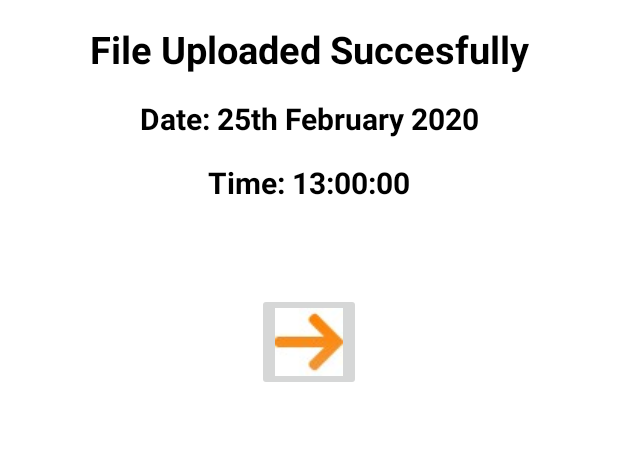
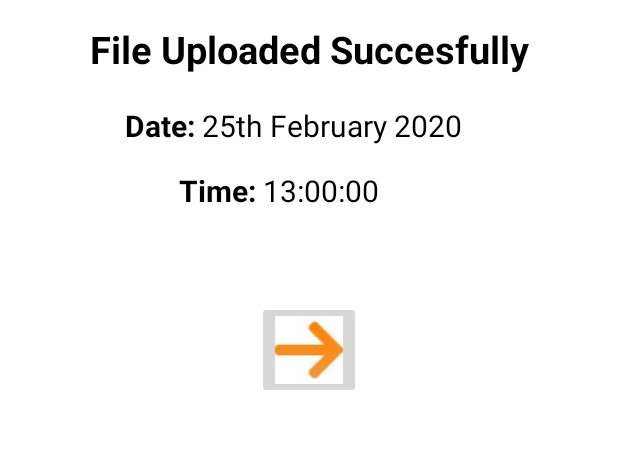
Before and after one commit to mihir-agarwal0211/Devsoc_Asbestos_new, an Android app: the screen it shows after launch (MainActivity), after a tap on "UPLOAD FILE", on a phone screen of 412 x 824 dp, the part 564-1013 px from its top. Run offline under Robolectric (Android 15) with nearby library versions, the phone set to English and light mode, and no system bars.

Commit message:
Error removed

```diff
--- a/app/src/main/java/com/example/devsoc_asbestos/MainActivity.java
+++ b/app/src/main/java/com/example/devsoc_asbestos/MainActivity.java
@@ -23,6 +23,8 @@ public class MainActivity extends AppCompatActivity {
         TextView txt1 = findViewById(R.id.textView1);
         TextView txt2 = findViewById(R.id.textView5);
         TextView txt3 = findViewById(R.id.textView6);
+        TextView txt4 = findViewById(R.id.textView8);
+        TextView txt5 = findViewById(R.id.textView9);
 
 
         upload.setOnClickListener(new View.OnClickListener() {
@@ -34,6 +36,8 @@ public class MainActivity extends AppCompatActivity {
                 txt1.setVisibility(View.VISIBLE);
                 txt2.setVisibility(View.VISIBLE);
                 txt3.setVisibility(View.VISIBLE);
+                txt4.setVisibility(View.VISIBLE);
+                txt5.setVisibility(View.VISIBLE);
                 upload.setVisibility(View.GONE);
                 next.setVisibility(View.VISIBLE);
             }
--- a/app/src/main/res/layout/activity_main.xml
+++ b/app/src/main/res/layout/activity_main.xml
@@ -26,6 +26,7 @@
         android:background="@drawable/button_background"
         android:text="Upload File"
         android:textColor="@color/white"
+        android:visibility="visible"
         app:layout_constraintEnd_toEndOf="parent"
         app:layout_constraintStart_toStartOf="parent"
         app:layout_constraintTop_toBottomOf="@+id/imageView" />
@@ -49,14 +50,14 @@
         android:id="@+id/textView5"
         android:layout_width="wrap_content"
         android:layout_height="wrap_content"
-        android:layout_marginTop="15dp"
-        android:text="Date: 25th February 2020"
+        android:layout_marginTop="20dp"
+        android:text="Date:"
         android:textColor="@color/black"
         android:textSize="20sp"
         android:textStyle="bold"
         android:visibility="invisible"
         app:layout_constraintEnd_toEndOf="parent"
-        app:layout_constraintHorizontal_bias="0.5"
+        app:layout_constraintHorizontal_bias="0.228"
         app:layout_constraintStart_toStartOf="parent"
         app:layout_constraintTop_toBottomOf="@+id/textView1" />
 
@@ -64,13 +65,14 @@
         android:id="@+id/textView6"
         android:layout_width="wrap_content"
         android:layout_height="wrap_content"
-        android:layout_marginTop="15dp"
-        android:text="Time: 13:00:00"
+        android:layout_marginTop="16dp"
+        android:text="Time:"
         android:textColor="@color/black"
         android:textSize="20sp"
         android:textStyle="bold"
         android:visibility="invisible"
         app:layout_constraintEnd_toEndOf="parent"
+        app:layout_constraintHorizontal_bias="0.331"
         app:layout_constraintStart_toStartOf="parent"
         app:layout_constraintTop_toBottomOf="@+id/textView5" />
 
@@ -86,4 +88,28 @@
         app:layout_constraintTop_toBottomOf="@+id/textView6"
         app:srcCompat="@drawable/next1" />
 
+    <TextView
+        android:id="@+id/textView8"
+        android:layout_width="239dp"
+        android:layout_height="26dp"
+        android:layout_marginTop="20dp"
+        android:text=" 25th February 2020"
+        android:textColor="@color/black"
+        android:textSize="20sp"
+        android:visibility="invisible"
+        app:layout_constraintStart_toEndOf="@+id/textView5"
+        app:layout_constraintTop_toBottomOf="@+id/textView1" />
+
+    <TextView
+        android:id="@+id/textView9"
+        android:layout_width="wrap_content"
+        android:layout_height="wrap_content"
+        android:layout_marginTop="17dp"
+        android:text=" 13:00:00"
+        android:textColor="@color/black"
+        android:textSize="20sp"
+        android:visibility="invisible"
+        app:layout_constraintStart_toEndOf="@+id/textView6"
+        app:layout_constraintTop_toBottomOf="@+id/textView8" />
+
 </androidx.constraintlayout.widget.ConstraintLayout>
```
Also changed, not shown: app/src/main/res/layout/activity_analysis.xml (+66 -10 lines).
